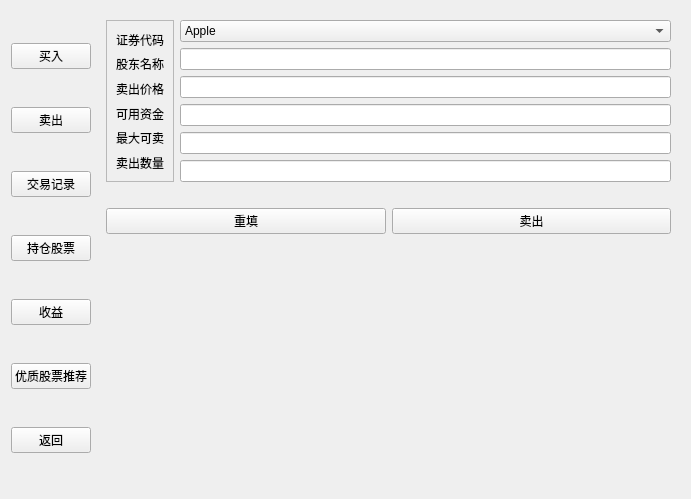
Qt form VirtualStock_dir/buyin.ui (Vks-Feng/Nullptr) before a commit.
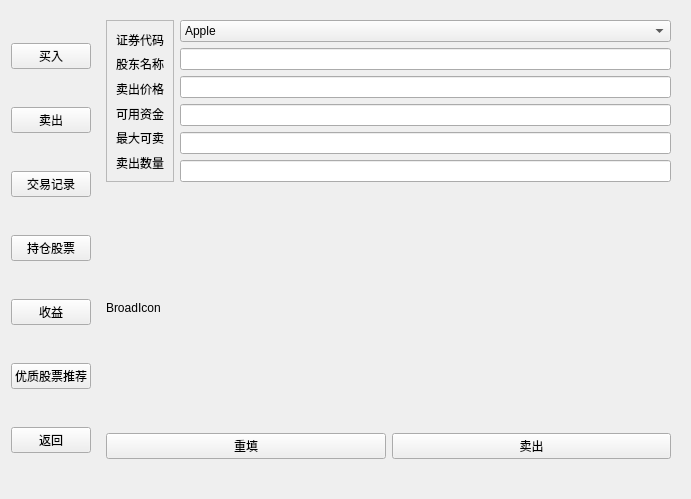
The same form after that commit. The open tabs and pages were chosen to show the change.

```diff
--- a/VirtualStock_dir/buyin.ui
+++ b/VirtualStock_dir/buyin.ui
@@ -255,22 +255,6 @@
      </widget>
      <widget class="QWidget" name="SellOutPage">
       <layout class="QGridLayout" name="gridLayout_3">
-       <item row="1" column="0">
-        <spacer name="verticalSpacer_3">
-         <property name="orientation">
-          <enum>Qt::Vertical</enum>
-         </property>
-         <property name="sizeType">
-          <enum>QSizePolicy::Fixed</enum>
-         </property>
-         <property name="sizeHint" stdset="0">
-          <size>
-           <width>20</width>
-           <height>20</height>
-          </size>
-         </property>
-        </spacer>
-       </item>
        <item row="0" column="0">
         <layout class="QHBoxLayout" name="horizontalLayout_2">
          <item>
@@ -416,15 +400,32 @@
          </item>
         </layout>
        </item>
+       <item row="1" column="0">
+        <layout class="QHBoxLayout" name="horizontalLayout_6">
+         <item>
+          <widget class="QLabel" name="selloutBroadIcon">
+           <property name="text">
+            <string>BroadIcon</string>
+           </property>
+          </widget>
+         </item>
+         <item>
+          <widget class="QWidget" name="selloutBroadChart" native="true"/>
+         </item>
+        </layout>
+       </item>
        <item row="3" column="0">
-        <spacer name="verticalSpacer_4">
+        <spacer name="verticalSpacer_2">
          <property name="orientation">
           <enum>Qt::Vertical</enum>
          </property>
+         <property name="sizeType">
+          <enum>QSizePolicy::Fixed</enum>
+         </property>
          <property name="sizeHint" stdset="0">
           <size>
            <width>20</width>
-           <height>40</height>
+           <height>20</height>
           </size>
          </property>
         </spacer>
```
Left out of the diff: 91 changed lines with no effect on the pictures.
